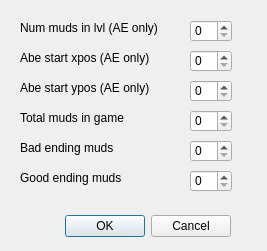
Old version of the form Source/pathdataeditordialog.ui in the repository AliveTeam/qt-editor.
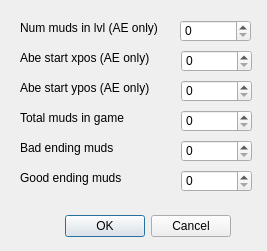
New version of the form.

What changed in the file:
```diff
--- a/Source/pathdataeditordialog.ui
+++ b/Source/pathdataeditordialog.ui
@@ -32,12 +32,15 @@
   <widget class="QSpinBox" name="spnNumMudsInLvl">
    <property name="geometry">
     <rect>
-     <x>190</x>
+     <x>180</x>
      <y>20</y>
-     <width>42</width>
+     <width>71</width>
      <height>22</height>
     </rect>
    </property>
+   <property name="maximum">
+    <number>9999</number>
+   </property>
   </widget>
   <widget class="QLabel" name="label">
    <property name="geometry">
@@ -120,52 +123,67 @@
   <widget class="QSpinBox" name="spnAbeStartXPos">
    <property name="geometry">
     <rect>
-     <x>190</x>
+     <x>181</x>
      <y>50</y>
-     <width>42</width>
+     <width>71</width>
      <height>22</height>
     </rect>
    </property>
+   <property name="maximum">
+    <number>999999</number>
+   </property>
   </widget>
   <widget class="QSpinBox" name="spnAbeStartYPos">
    <property name="geometry">
     <rect>
-     <x>190</x>
+     <x>181</x>
      <y>80</y>
-     <width>42</width>
+     <width>71</width>
      <height>22</height>
     </rect>
    </property>
+   <property name="maximum">
+    <number>999999</number>
+   </property>
   </widget>
   <widget class="QSpinBox" name="spnTotalMudsInGame">
    <property name="geometry">
     <rect>
-     <x>190</x>
+     <x>181</x>
      <y>110</y>
-     <width>42</width>
+     <width>71</width>
      <height>22</height>
     </rect>
    </property>
+   <property name="maximum">
+    <number>9999</number>
+   </property>
   </widget>
   <widget class="QSpinBox" name="spnBadEndingMuds">
    <property name="geometry">
     <rect>
-     <x>190</x>
+     <x>181</x>
      <y>140</y>
-     <width>42</width>
+     <width>71</width>
      <height>22</height>
     </rect>
    </property>
+   <property name="maximum">
+    <number>9999</number>
+   </property>
   </widget>
   <widget class="QSpinBox" name="spnGoodEndingMuds">
    <property name="geometry">
     <rect>
-     <x>190</x>
+     <x>181</x>
      <y>170</y>
-     <width>42</width>
+     <width>71</width>
      <height>22</height>
     </rect>
    </property>
+   <property name="maximum">
+    <number>9999</number>
+   </property>
   </widget>
  </widget>
  <resources/>
```
